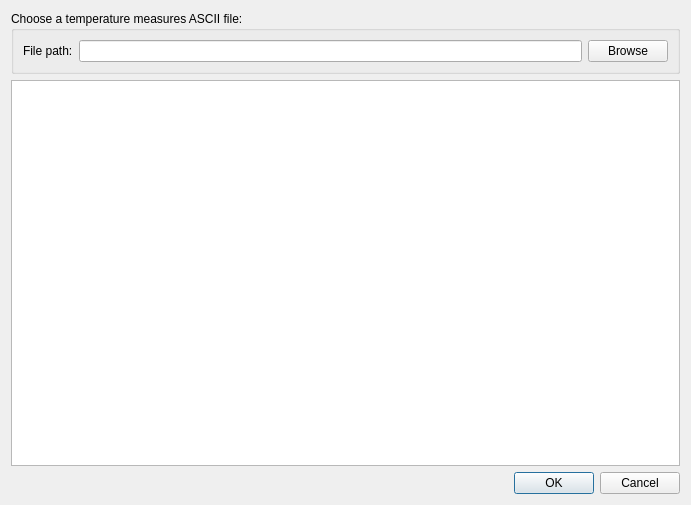
GVigne/Molonari-2022, file Molonari_2021/ihm/python/sql/tp_ihm_sql.ui: the form before one commit.
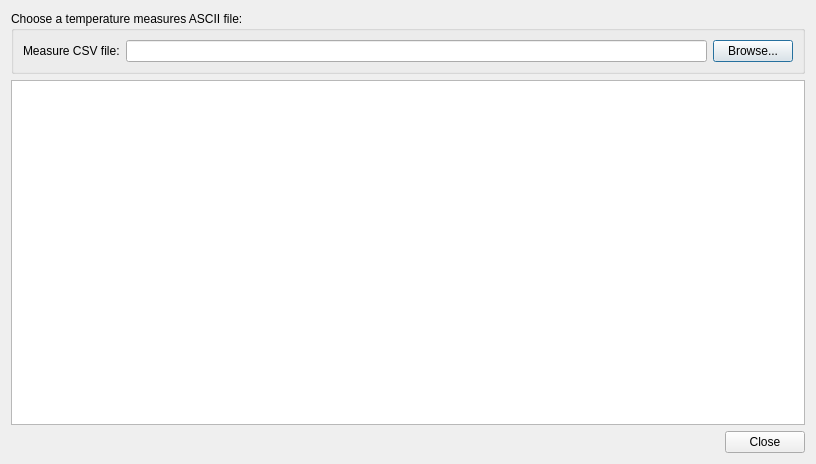
The form after the commit.

Commit message: Update correction for IHM TP

```diff
--- a/Molonari_2021/ihm/python/sql/tp_ihm_sql.ui
+++ b/Molonari_2021/ihm/python/sql/tp_ihm_sql.ui
@@ -6,24 +6,26 @@
    <rect>
     <x>0</x>
     <y>0</y>
-    <width>691</width>
-    <height>505</height>
+    <width>816</width>
+    <height>464</height>
    </rect>
   </property>
   <property name="windowTitle">
    <string>Temperatures Viewer</string>
   </property>
-  <layout class="QVBoxLayout" name="verticalLayout">
+  <layout class="QVBoxLayout" name="verticalLayout_2">
    <item>
     <widget class="QGroupBox" name="groupBox">
      <property name="title">
       <string>Choose a temperature measures ASCII file:</string>
      </property>
-     <layout class="QHBoxLayout" name="horizontalLayout">
+     <layout class="QVBoxLayout" name="verticalLayout">
+      <item>
+       <layout class="QHBoxLayout" name="horizontalLayout" stretch="0,0,0">
       <item>
        <widget class="QLabel" name="label">
         <property name="text">
-         <string>File path:</string>
+           <string>Measure CSV file:</string>
         </property>
        </widget>
       </item>
@@ -31,14 +33,13 @@
        <widget class="QLineEdit" name="lineEditTempFile"/>
       </item>
       <item>
-       <widget class="QPushButton" name="pushButtonBrowseTemp">
-        <property name="enabled">
-         <bool>true</bool>
-        </property>
+         <widget class="QPushButton" name="pushButtonBrowse">
         <property name="text">
-         <string>Browse</string>
-        </property>
-       </widget>
+           <string>Browse...</string>
+          </property>
+         </widget>
+        </item>
+       </layout>
       </item>
      </layout>
     </widget>
@@ -52,7 +53,7 @@
       <enum>Qt::Horizontal</enum>
      </property>
      <property name="standardButtons">
-      <set>QDialogButtonBox::Cancel|QDialogButtonBox::Ok</set>
+      <set>QDialogButtonBox::Close</set>
      </property>
     </widget>
    </item>
```
Lines whose indentation alone changed are shown as unchanged. The commit also changes 1 other file.
